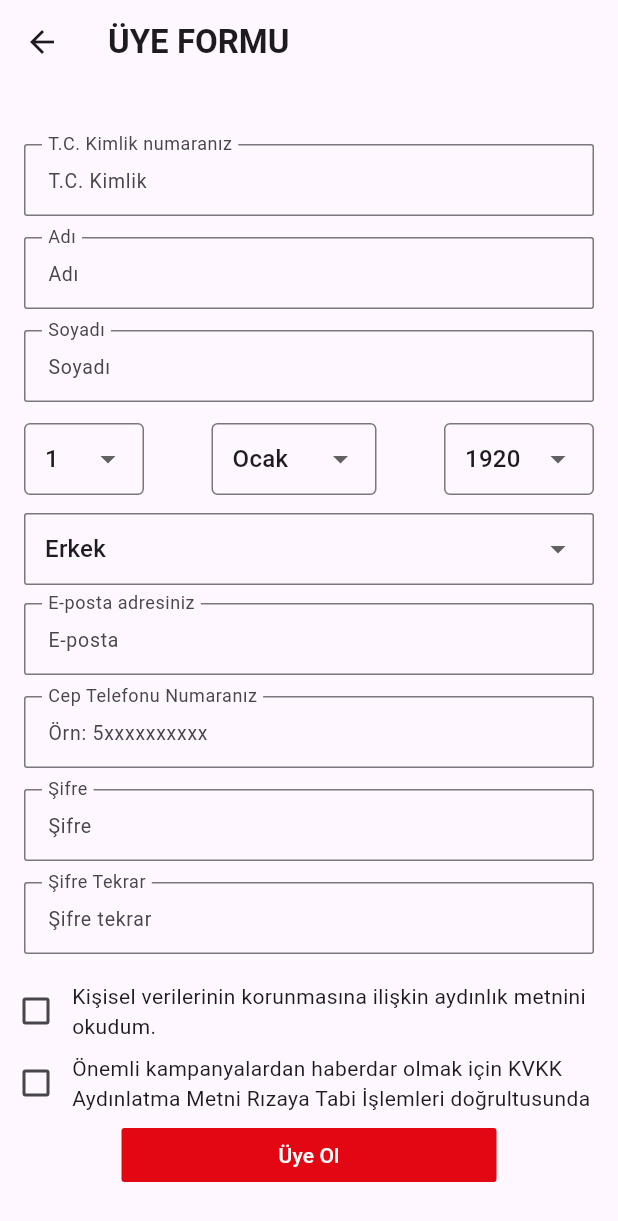
After one commit to fatihkosecakmak/kosecakmak-tourism, a Flutter app: the SignUp screen opened directly, on a phone screen of 412 x 824 dp. The commit adds this screen. Shown: the top 1221 px of the screen. Run offline on Flutter 3.47's test engine with Material 3 defaults, Android fonts, the phone set to English and light mode, and no system bars; our stand-ins replace cloud_firestore, firebase_auth, flutter_bloc; accounts and stored records are empty.

Commit message:
i added signup page in the project

```diff
--- a/pamukkale_app/lib/ui/views/home.dart
+++ b/pamukkale_app/lib/ui/views/home.dart
@@ -6,6 +6,7 @@ import 'package:pamukkale_app/ui/cubits/home_cubit.dart';
 import 'package:pamukkale_app/ui/views/login.dart';
 import 'package:pamukkale_app/ui/views/my_profile.dart';
 import 'package:pamukkale_app/ui/views/trips.dart';
+
 
 class Home extends StatefulWidget {
 
--- /dev/null
+++ b/pamukkale_app/lib/ui/views/signup.dart
@@ -0,0 +1,220 @@
+import 'package:flutter/material.dart';
+import 'package:flutter_bloc/flutter_bloc.dart';
+import 'package:pamukkale_app/ui/cubits/signup_cubit.dart';
+
+
+class SignUp extends StatefulWidget {
+  const SignUp({Key? key}) : super(key: key);
+
+  @override
+  State<SignUp> createState() => _SignUpState();
+}
+
+class _SignUpState extends State<SignUp> {
+  TextEditingController identityIdController = TextEditingController();
+  TextEditingController emailController = TextEditingController();
+  TextEditingController surnameController = TextEditingController();
+  TextEditingController nameController = TextEditingController();
+  TextEditingController genderController = TextEditingController();
+  TextEditingController dateController = TextEditingController();
+  TextEditingController passwordController = TextEditingController();
+  TextEditingController phoneController = TextEditingController();
+  TextEditingController passwordAgainController = TextEditingController();
+
+  List<int> days = List<int>.generate(30, (index) => index + 1);
+  List<int> years = List<int>.generate(2024 - 1920 + 1, (index) => 1920 + index);
+  int _selectedYear = 1920;
+  var check1 = false;
+  var check2 = false;
+  int _selectedDay = 1;
+  String _selectedGender = 'Erkek';
+  List<String> genders = ['Erkek', 'Kadın'];
+
+  List<String> months = [
+    'Ocak', 'Şubat', 'Mart', 'Nisan', 'Mayıs', 'Haziran',
+    'Temmuz', 'Ağustos', 'Eylül', 'Ekim', 'Kasım', 'Aralık'
+  ];
+  String _selectedMonth = 'Ocak';
+
+  @override
+  Widget build(BuildContext context) {
+    return  Scaffold(
+      appBar: AppBar(
+        title: const Text("ÜYE FORMU",style: TextStyle(fontWeight: FontWeight.bold)),
+      ),
+      body: SingleChildScrollView(
+        child: Column(
+          children: [
+            const SizedBox(height: 40,),
+            InputText(labelText: "T.C. Kimlik numaranız", hintText: "T.C. Kimlik", controller: identityIdController,enabled: true, obscureText: false,),
+            InputText(labelText: "Adı", hintText: "Adı", controller: nameController,enabled: true, obscureText: false,),
+            InputText(labelText: "Soyadı", hintText: "Soyadı", controller: surnameController,enabled: true, obscureText: false,),
+            Padding(
+              padding: const EdgeInsets.only(right: 16.0,left: 16.0,bottom: 12.0),
+              child: Row(
+                mainAxisAlignment: MainAxisAlignment.spaceBetween,
+                children: <Widget>[
+                  // Gün Dropdown
+                  SizedBox(
+                    width: 80,
+                    child: DropdownButtonFormField<int>(
+                      value: _selectedDay,
+                      decoration: const InputDecoration(
+                        border: OutlineInputBorder(),
+                        contentPadding: EdgeInsets.symmetric(horizontal: 10, vertical: 5),
+                      ),
+                      items: days.map((int day) {
+                        return DropdownMenuItem<int>(
+                          value: day,
+                          child: Text(day.toString()),
+                        );
+                      }).toList(),
+                      onChanged: (int? newValue) {
+                        setState(() {
+                          _selectedDay = newValue!;
+                        });
+                      },
+                    ),
+                  ),
+                  const SizedBox(width: 10), // Araya boşluk eklemek için
+                  // Ay Dropdown
+                  SizedBox(
+                    width: 110,
+                    child: DropdownButtonFormField<String>(
+                      value: _selectedMonth,
+                      decoration: const InputDecoration(
+                        border: OutlineInputBorder(),
+                        contentPadding: EdgeInsets.symmetric(horizontal: 10, vertical: 5),
+                      ),
+                      items: months.map((String month) {
+                        return DropdownMenuItem<String>(
+                          value: month,
+                          child: Text(month),
+                        );
+                      }).toList(),
+                      onChanged: (String? newValue) {
+                        setState(() {
+                          _selectedMonth = newValue!;
+                        });
+                      },
+                    ),
+                  ),
+                  const SizedBox(width: 10), // Araya boşluk eklemek için
+                  // Yıl Dropdown
+                  SizedBox(
+                    width: 100,
+                    child: DropdownButtonFormField<int>(
+                      value: _selectedYear,
+                      decoration: const InputDecoration(
+                        border: OutlineInputBorder(),
+                        contentPadding: EdgeInsets.symmetric(horizontal: 10, vertical: 5),
+                      ),
+                      items: years.map((int year) {
+                        return DropdownMenuItem<int>(
+                          value: year,
+                          child: Text(year.toString()),
+                        );
+                      }).toList(),
+                      onChanged: (int? newValue) {
+                        setState(() {
+                          _selectedYear = newValue!;
+                        });
+                      },
+                    ),
+                  ),
+                ],
+              ),
+            ),
+            Padding(
+              padding: const EdgeInsets.only(right: 16.0,left: 16.0,bottom: 12.0),
+              child: DropdownButtonFormField<String>(
+                value: _selectedGender,
+                decoration: InputDecoration(
+                  border: OutlineInputBorder(borderRadius: BorderRadius.circular(2)),
+                  contentPadding: const EdgeInsets.symmetric(horizontal: 10, vertical: 5),
+                ),
+                items: genders.map((String gender) {
+                  return DropdownMenuItem<String>(
+                    value: gender,
+                    child: Text(gender),
+                  );
+                }).toList(),
+                onChanged: (String? newValue) {
+                  setState(() {
+                    _selectedGender = newValue!;
+                  });
+                },
+              ),
+            ),
+            InputText(labelText: "E-posta adresiniz", hintText: "E-posta", controller: emailController,enabled: true,obscureText: false,),
+            InputText(labelText: "Cep Telefonu Numaranız", hintText: "Örn: 5xxxxxxxxxx", controller: phoneController,enabled: true,obscureText: false,),
+            InputText(labelText: "Şifre", hintText: "Şifre", controller: passwordController,enabled: true,obscureText: true,),
+            InputText(labelText: "Şifre Tekrar", hintText: "Şifre tekrar", controller: passwordAgainController,enabled: true,obscureText: true,),
+          Row(
+            children: [
+              Checkbox(value: check1, onChanged: (value) {
+                setState(() {
+                  check1 = !check1;
+                });
+                },),
+              const Expanded(child: Text("Kişisel verilerinin korunmasına ilişkin aydınlık metnini okudum.")),
+            ],
+          ),
+          Row(
+            children: [
+              Checkbox(value: check2, onChanged: (value) {
+                setState(() {
+                  check2 = !check2;
+                });
+                },),
+              const Expanded(child: Text("Önemli kampanyalardan haberdar olmak için KVKK Aydınlatma Metni Rızaya Tabi İşlemleri doğrultusunda Elektronik Ticaretin Düzenlenmesi Kanunu kapsamında elektronik ileti almak istiyorum.",
+              maxLines: 2,)),
+            ],
+
+                ),
+            TextButton(
+              onPressed: () {
+                dateController.text = "${_selectedDay} / ${_selectedMonth} / ${_selectedYear}";
+                context.read<SignUpCubit>().registration(context, emailController.text, passwordController.text, passwordAgainController.text,
+                    genderController.text, nameController.text, surnameController.text, dateController.text, phoneController.text, identityIdController.text);
+            }, child: const Text("Üye Ol",style: TextStyle(color: Colors.white),),
+              style: TextButton.styleFrom(backgroundColor: Color(0xffE30613),minimumSize: const Size(250, 30),shape: RoundedRectangleBorder(borderRadius: BorderRadiusDirectional.circular(2))),),
+          ],
+    ),
+      ),
+    );
+  }
+}
+
+class InputText extends StatelessWidget {
+  String labelText;
+  String hintText;
+  bool enabled;
+  bool obscureText;
+  TextEditingController controller;
+  InputText({required this.labelText,required this.hintText,required this.controller,required this.enabled,required this.obscureText});
+
+  @override
+  Widget build(BuildContext context) {
+    return Padding(
+      padding: const EdgeInsets.only(right: 16.0,left: 16.0,bottom: 12.0),
+      child: SizedBox(
+        height: 50,
+        child: TextFormField(
+          obscureText: obscureText,
+          enabled: enabled,
+          controller: controller,
+          decoration: InputDecoration(
+            isDense: true,
+            border: OutlineInputBorder(borderRadius: BorderRadius.circular(2)),
+            label: Text(labelText),
+            hintText: hintText,
+            hintStyle: const TextStyle(fontSize: 13),
+            floatingLabelBehavior: FloatingLabelBehavior.always,
+          ),
+        ),
+      ),
+    );
+  }
+
+}
```
